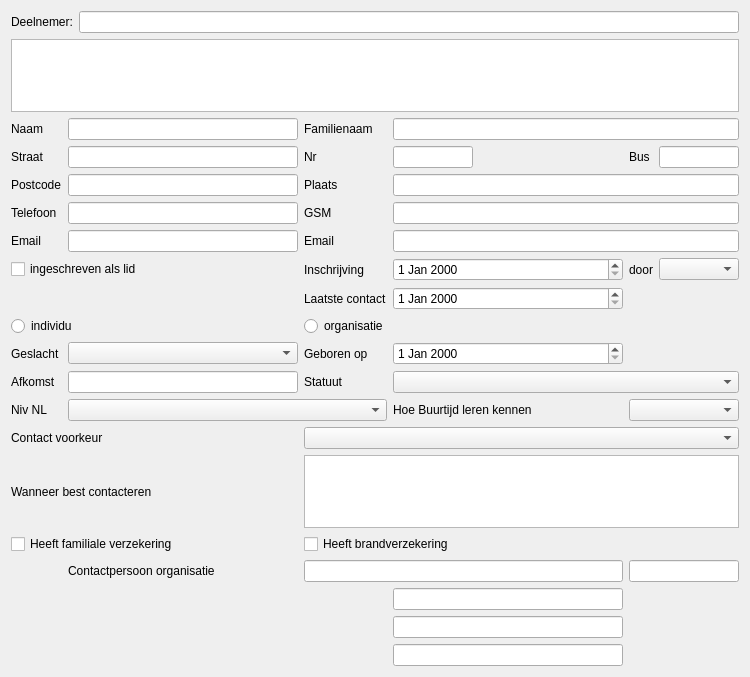
First picture: the form in buurtijd_deelnemers.ui, repository vvim/BT_deelnemers, before the edit.
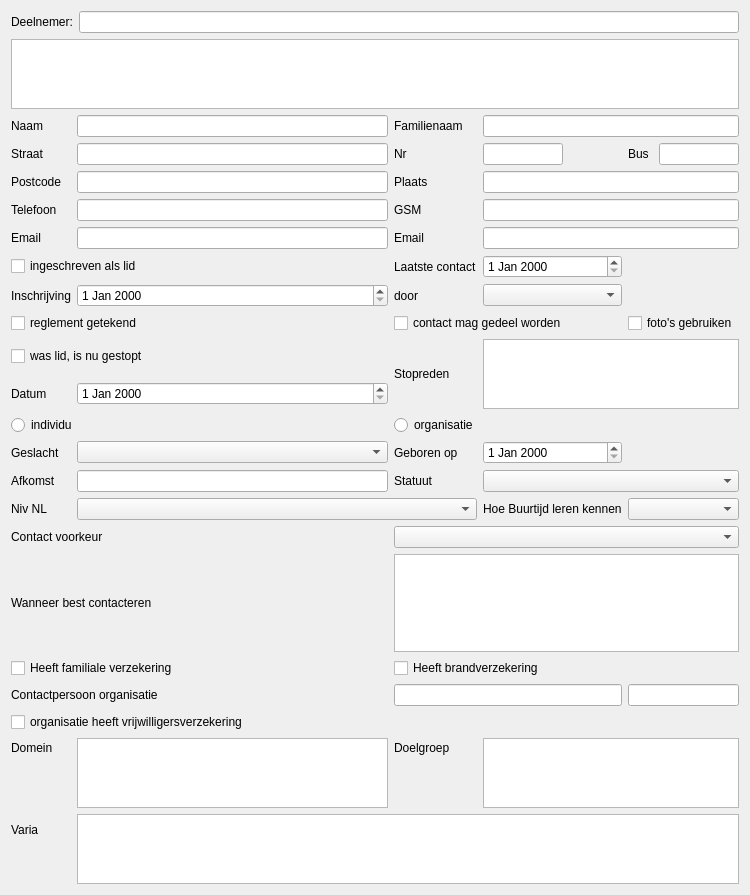
Second picture: the form after the edit.

Commit message: Complete model_deelnemers and map it

What changed in the file:
```diff
--- a/buurtijd_deelnemers.ui
+++ b/buurtijd_deelnemers.ui
@@ -7,7 +7,7 @@
     <x>0</x>
     <y>0</y>
     <width>750</width>
-    <height>677</height>
+    <height>895</height>
    </rect>
   </property>
   <property name="windowTitle">
@@ -33,16 +33,6 @@
    </item>
    <item>
     <layout class="QGridLayout" name="gridLayout">
-     <item row="4" column="2">
-      <widget class="QLabel" name="label_gsm">
-       <property name="text">
-        <string>GSM</string>
-       </property>
-       <property name="alignment">
-        <set>Qt::AlignLeading|Qt::AlignLeft|Qt::AlignVCenter</set>
-       </property>
-      </widget>
-     </item>
      <item row="1" column="2">
       <widget class="QLabel" name="label_familieNaam">
        <property name="text">
@@ -53,40 +43,101 @@
        </property>
       </widget>
      </item>
-     <item row="4" column="3" colspan="3">
-      <widget class="QLineEdit" name="le_gsm"/>
-     </item>
-     <item row="6" column="5">
-      <widget class="QComboBox" name="comboBox_ingeschreven_door"/>
-     </item>
-     <item row="5" column="3" colspan="3">
-      <widget class="QLineEdit" name="le_email2"/>
+     <item row="8" column="2" colspan="2">
+      <widget class="QCheckBox" name="checkBox_contact_delen">
+       <property name="text">
+        <string>contact mag gedeel worden</string>
+       </property>
+      </widget>
      </item>
      <item row="8" column="0" colspan="2">
+      <widget class="QCheckBox" name="checkBox_hr_goedgekeurd">
+       <property name="text">
+        <string>reglement getekend</string>
+       </property>
+      </widget>
+     </item>
+     <item row="2" column="0">
+      <widget class="QLabel" name="label_straat">
+       <property name="text">
+        <string>Straat</string>
+       </property>
+      </widget>
+     </item>
+     <item row="12" column="2">
+      <widget class="QLabel" name="label_geboortedatum">
+       <property name="text">
+        <string>Geboren op</string>
+       </property>
+      </widget>
+     </item>
+     <item row="12" column="1">
+      <widget class="QComboBox" name="comboBox_geslacht"/>
+     </item>
+     <item row="11" column="0" colspan="2">
       <widget class="QRadioButton" name="rb_individu">
        <property name="text">
         <string>individu</string>
        </property>
       </widget>
      </item>
-     <item row="13" column="0" colspan="2">
-      <widget class="QLabel" name="label_wanneer_best_contacteren">
+     <item row="6" column="0" colspan="2">
+      <widget class="QCheckBox" name="checkbox_lid">
        <property name="text">
-        <string>Wanneer best contacteren</string>
+        <string>ingeschreven als lid</string>
        </property>
       </widget>
      </item>
-     <item row="1" column="0">
-      <widget class="QLabel" name="label_naam">
+     <item row="5" column="3" colspan="3">
+      <widget class="QLineEdit" name="le_email2"/>
+     </item>
+     <item row="17" column="0" colspan="2">
+      <widget class="QCheckBox" name="checkBox_familiale_verzekering">
        <property name="text">
-        <string>Naam</string>
+        <string>Heeft familiale verzekering</string>
        </property>
       </widget>
      </item>
-     <item row="8" column="2" colspan="2">
-      <widget class="QRadioButton" name="rb_organisatie">
+     <item row="14" column="3">
+      <widget class="QLabel" name="label_hoe_bt_leren_kennen">
        <property name="text">
-        <string>organisatie</string>
+        <string>Hoe Buurtijd leren kennen</string>
+       </property>
+      </widget>
+     </item>
+     <item row="5" column="1">
+      <widget class="QLineEdit" name="le_email1"/>
+     </item>
+     <item row="1" column="1">
+      <widget class="QLineEdit" name="le_naam"/>
+     </item>
+     <item row="18" column="4" colspan="2">
+      <widget class="QLineEdit" name="le_contactpersoon_organisatie_familienaam"/>
+     </item>
+     <item row="2" column="5">
+      <widget class="QLineEdit" name="le_busnr">
+       <property name="maximumSize">
+        <size>
+         <width>80</width>
+         <height>16777215</height>
+        </size>
+       </property>
+      </widget>
+     </item>
+     <item row="8" column="4" colspan="2">
+      <widget class="QCheckBox" name="checkBox_fotomateriaal_gebruiken">
+       <property name="text">
+        <string>foto's gebruiken</string>
+       </property>
+      </widget>
+     </item>
+     <item row="4" column="2">
+      <widget class="QLabel" name="label_gsm">
+       <property name="text">
+        <string>GSM</string>
+       </property>
+       <property name="alignment">
+        <set>Qt::AlignLeading|Qt::AlignLeft|Qt::AlignVCenter</set>
        </property>
       </widget>
      </item>
@@ -97,17 +148,12 @@
        </property>
       </widget>
      </item>
-     <item row="9" column="3">
-      <widget class="QDateEdit" name="dateEdit_geboortedatum"/>
-     </item>
-     <item row="16" column="3">
-      <widget class="QLineEdit" name="lineEdit_6"/>
-     </item>
-     <item row="3" column="3" colspan="3">
-      <widget class="QLineEdit" name="le_plaats"/>
-     </item>
-     <item row="18" column="3">
-      <widget class="QLineEdit" name="lineEdit_8"/>
+     <item row="9" column="2" rowspan="2">
+      <widget class="QLabel" name="label_stop_reden">
+       <property name="text">
+        <string>Stopreden</string>
+       </property>
+      </widget>
      </item>
      <item row="5" column="2">
       <widget class="QLabel" name="label_email2">
@@ -116,42 +162,73 @@
        </property>
       </widget>
      </item>
-     <item row="6" column="2">
-      <widget class="QLabel" name="label_inschrijfdatum">
-       <property name="text">
-        <string>Inschrijving</string>
-       </property>
-      </widget>
+     <item row="12" column="3">
+      <widget class="QDateEdit" name="dateEdit_geboortedatum"/>
      </item>
-     <item row="9" column="1">
-      <widget class="QComboBox" name="comboBox_geslacht"/>
-     </item>
-     <item row="9" column="2">
-      <widget class="QLabel" name="label_geboortedatum">
+     <item row="2" column="2">
+      <widget class="QLabel" name="label_huisnr">
        <property name="text">
-        <string>Geboren op</string>
+        <string>Nr</string>
        </property>
       </widget>
      </item>
-     <item row="4" column="0">
-      <widget class="QLabel" name="label_telefoon">
-       <property name="text">
-        <string>Telefoon</string>
-       </property>
-      </widget>
+     <item row="6" column="3">
+      <widget class="QDateEdit" name="dateEdit_laatstecontact"/>
      </item>
-     <item row="6" column="4">
+     <item row="7" column="2">
       <widget class="QLabel" name="label_ingeschreven_door">
        <property name="text">
         <string>door</string>
        </property>
       </widget>
      </item>
-     <item row="1" column="3" colspan="3">
-      <widget class="QLineEdit" name="le_familieNaam"/>
+     <item row="7" column="3">
+      <widget class="QComboBox" name="comboBox_ingeschreven_door"/>
      </item>
-     <item row="4" column="1">
-      <widget class="QLineEdit" name="le_telefoon"/>
+     <item row="19" column="0" colspan="2">
+      <widget class="QCheckBox" name="checkBox_vrijwilligers_verzekering">
+       <property name="text">
+        <string>organisatie heeft vrijwilligersverzekering</string>
+       </property>
+      </widget>
+     </item>
+     <item row="18" column="0" colspan="2">
+      <widget class="QLabel" name="label_contactpersoon_organisatie">
+       <property name="text">
+        <string>Contactpersoon organisatie</string>
+       </property>
+      </widget>
+     </item>
+     <item row="10" column="0">
+      <widget class="QLabel" name="label_stop_datum">
+       <property name="text">
+        <string>Datum</string>
+       </property>
+      </widget>
+     </item>
+     <item row="13" column="0">
+      <widget class="QLabel" name="label_afkomst">
+       <property name="text">
+        <string>Afkomst</string>
+       </property>
+      </widget>
+     </item>
+     <item row="13" column="2">
+      <widget class="QLabel" name="label_statuut">
+       <property name="text">
+        <string>Statuut</string>
+       </property>
+      </widget>
+     </item>
+     <item row="17" column="2" colspan="2">
+      <widget class="QCheckBox" name="checkBox_brandverzekering">
+       <property name="text">
+        <string>Heeft brandverzekering</string>
+       </property>
+      </widget>
+     </item>
+     <item row="14" column="4" colspan="2">
+      <widget class="QComboBox" name="comboBox_hoe_bt_leren_kennen"/>
      </item>
      <item row="3" column="0">
       <widget class="QLabel" name="label_postcode">
@@ -160,13 +237,36 @@
        </property>
       </widget>
      </item>
-     <item row="2" column="4">
-      <widget class="QLabel" name="label_busnr">
+     <item row="14" column="1" colspan="2">
+      <widget class="QComboBox" name="comboBox_niveau_nederlands"/>
+     </item>
+     <item row="11" column="2" colspan="2">
+      <widget class="QRadioButton" name="rb_organisatie">
        <property name="text">
-        <string>Bus</string>
+        <string>organisatie</string>
        </property>
       </widget>
      </item>
+     <item row="1" column="0">
+      <widget class="QLabel" name="label_naam">
+       <property name="text">
+        <string>Naam</string>
+       </property>
+      </widget>
+     </item>
+     <item row="16" column="0" colspan="2">
+      <widget class="QLabel" name="label_wanneer_best_contacteren">
+       <property name="text">
+        <string>Wanneer best contacteren</string>
+       </property>
+      </widget>
+     </item>
+     <item row="13" column="3" colspan="3">
+      <widget class="QComboBox" name="comboBox_statuut"/>
+     </item>
+     <item row="16" column="2" colspan="4">
+      <widget class="QPlainTextEdit" name="plainTextEdit_wanneer_best_contacteren"/>
+     </item>
      <item row="3" column="2">
       <widget class="QLabel" name="label_plaats">
        <property name="text">
@@ -177,79 +277,33 @@
        </property>
       </widget>
      </item>
-     <item row="2" column="5">
-      <widget class="QLineEdit" name="le_busnr">
-       <property name="maximumSize">
-        <size>
-         <width>80</width>
-         <height>16777215</height>
-        </size>
-       </property>
-      </widget>
+     <item row="10" column="1">
+      <widget class="QDateEdit" name="dateEdit_stop_datum"/>
      </item>
-     <item row="13" column="2" colspan="4">
-      <widget class="QPlainTextEdit" name="plainTextEdit_wanneer_best_contacteren"/>
-     </item>
-     <item row="9" column="0">
+     <item row="12" column="0">
       <widget class="QLabel" name="label_geslacht">
        <property name="text">
         <string>Geslacht</string>
        </property>
       </widget>
      </item>
-     <item row="2" column="1">
-      <widget class="QLineEdit" name="le_straat"/>
+     <item row="15" column="2" colspan="4">
+      <widget class="QComboBox" name="comboBox_contactvoorkeur"/>
      </item>
-     <item row="7" column="2">
-      <widget class="QLabel" name="label_laatste_contact">
+     <item row="4" column="0">
+      <widget class="QLabel" name="label_telefoon">
        <property name="text">
-        <string>Laatste contact</string>
+        <string>Telefoon</string>
        </property>
       </widget>
      </item>
-     <item row="6" column="0" colspan="2">
-      <widget class="QCheckBox" name="checkbox_lid">
+     <item row="2" column="4">
+      <widget class="QLabel" name="label_busnr">
        <property name="text">
-        <string>ingeschreven als lid</string>
+        <string>Bus</string>
        </property>
       </widget>
      </item>
-     <item row="11" column="0">
-      <widget class="QLabel" name="label_niveau_nederlands">
-       <property name="text">
-        <string>Niv NL</string>
-       </property>
-      </widget>
-     </item>
-     <item row="2" column="2">
-      <widget class="QLabel" name="label_huisnr">
-       <property name="text">
-        <string>Nr</string>
-       </property>
-      </widget>
-     </item>
-     <item row="2" column="0">
-      <widget class="QLabel" name="label_straat">
-       <property name="text">
-        <string>Straat</string>
-       </property>
-      </widget>
-     </item>
-     <item row="3" column="1">
-      <widget class="QLineEdit" name="le_postcode"/>
-     </item>
-     <item row="10" column="1">
-      <widget class="QLineEdit" name="le_afkomst"/>
-     </item>
-     <item row="6" column="3">
-      <widget class="QDateEdit" name="dateEdit_inschrijfdatum"/>
-     </item>
-     <item row="5" column="1">
-      <widget class="QLineEdit" name="le_email1"/>
-     </item>
-     <item row="1" column="1">
-      <widget class="QLineEdit" name="le_naam"/>
-     </item>
      <item row="2" column="3">
       <widget class="QLineEdit" name="le_huisnr">
        <property name="maximumSize">
@@ -260,76 +314,98 @@
        </property>
       </widget>
      </item>
-     <item row="7" column="3">
-      <widget class="QDateEdit" name="dateEdit_laatstecontact"/>
+     <item row="2" column="1">
+      <widget class="QLineEdit" name="le_straat"/>
      </item>
-     <item row="15" column="4" colspan="2">
-      <widget class="QLineEdit" name="le_contactpersoon_organisatie_familienaam"/>
+     <item row="1" column="3" colspan="3">
+      <widget class="QLineEdit" name="le_familieNaam"/>
      </item>
-     <item row="10" column="3" colspan="3">
-      <widget class="QComboBox" name="comboBox_statuut"/>
+     <item row="9" column="3" rowspan="2" colspan="3">
+      <widget class="QPlainTextEdit" name="plainTextEdit_stop_reden"/>
      </item>
-     <item row="12" column="0" colspan="2">
+     <item row="4" column="1">
+      <widget class="QLineEdit" name="le_telefoon"/>
+     </item>
+     <item row="15" column="0" colspan="2">
       <widget class="QLabel" name="label_contactvoorkeur">
        <property name="text">
         <string>Contact voorkeur</string>
        </property>
       </widget>
      </item>
-     <item row="12" column="2" colspan="4">
-      <widget class="QComboBox" name="comboBox_contactvoorkeur"/>
+     <item row="3" column="1">
+      <widget class="QLineEdit" name="le_postcode"/>
      </item>
-     <item row="11" column="1" colspan="2">
-      <widget class="QComboBox" name="comboBox_niveau_nederlands"/>
-     </item>
-     <item row="11" column="4" colspan="2">
-      <widget class="QComboBox" name="comboBox_hoe_bt_leren_kennen"/>
-     </item>
-     <item row="10" column="0">
-      <widget class="QLabel" name="label_afkomst">
+     <item row="14" column="0">
+      <widget class="QLabel" name="label_niveau_nederlands">
        <property name="text">
-        <string>Afkomst</string>
+        <string>Niv NL</string>
        </property>
       </widget>
      </item>
-     <item row="10" column="2">
-      <widget class="QLabel" name="label_statuut">
-       <property name="text">
-        <string>Statuut</string>
-       </property>
-      </widget>
-     </item>
-     <item row="14" column="2" colspan="2">
-      <widget class="QCheckBox" name="checkBox_brandverzekering">
-       <property name="text">
-        <string>Heeft brandverzekering</string>
-       </property>
-      </widget>
-     </item>
-     <item row="14" column="0" colspan="2">
-      <widget class="QCheckBox" name="checkBox_familiale_verzekering">
-       <property name="text">
-        <string>Heeft familiale verzekering</string>
-       </property>
-      </widget>
-     </item>
-     <item row="11" column="3">
-      <widget class="QLabel" name="label_hoe_bt_leren_kennen">
-       <property name="text">
-        <string>Hoe Buurtijd leren kennen</string>
-       </property>
-      </widget>
-     </item>
-     <item row="17" column="3">
-      <widget class="QLineEdit" name="lineEdit_4"/>
-     </item>
-     <item row="15" column="2" colspan="2">
+     <item row="18" column="2" colspan="2">
       <widget class="QLineEdit" name="le_contactpersoon_organisatie_voornaam"/>
      </item>
-     <item row="15" column="1">
-      <widget class="QLabel" name="label_contactpersoon_organisatie">
+     <item row="7" column="0">
+      <widget class="QLabel" name="label_inschrijfdatum">
        <property name="text">
-        <string>Contactpersoon organisatie</string>
+        <string>Inschrijving</string>
+       </property>
+      </widget>
+     </item>
+     <item row="7" column="1">
+      <widget class="QDateEdit" name="dateEdit_inschrijfdatum"/>
+     </item>
+     <item row="6" column="2">
+      <widget class="QLabel" name="label_laatste_contact">
+       <property name="text">
+        <string>Laatste contact</string>
+       </property>
+      </widget>
+     </item>
+     <item row="4" column="3" colspan="3">
+      <widget class="QLineEdit" name="le_gsm"/>
+     </item>
+     <item row="13" column="1">
+      <widget class="QLineEdit" name="le_afkomst"/>
+     </item>
+     <item row="3" column="3" colspan="3">
+      <widget class="QLineEdit" name="le_plaats"/>
+     </item>
+     <item row="23" column="1" rowspan="2" colspan="5">
+      <widget class="QPlainTextEdit" name="plainTextEdit_varia"/>
+     </item>
+     <item row="9" column="0" colspan="2">
+      <widget class="QCheckBox" name="checkBox_was_lid_is_nu_gestopt">
+       <property name="text">
+        <string>was lid, is nu gestopt</string>
+       </property>
+      </widget>
+     </item>
+     <item row="20" column="1" rowspan="3">
+      <widget class="QListView" name="listView_domein"/>
+     </item>
+     <item row="23" column="0">
+      <widget class="QLabel" name="label_varia">
+       <property name="text">
+        <string>Varia</string>
+       </property>
+      </widget>
+     </item>
+     <item row="20" column="3" rowspan="3" colspan="3">
+      <widget class="QListView" name="listView_doelgroep"/>
+     </item>
+     <item row="20" column="0">
+      <widget class="QLabel" name="label_domein">
+       <property name="text">
+        <string>Domein</string>
+       </property>
+      </widget>
+     </item>
+     <item row="20" column="2">
+      <widget class="QLabel" name="label">
+       <property name="text">
+        <string>Doelgroep</string>
        </property>
       </widget>
      </item>
```
The commit also changes 1 other file.
